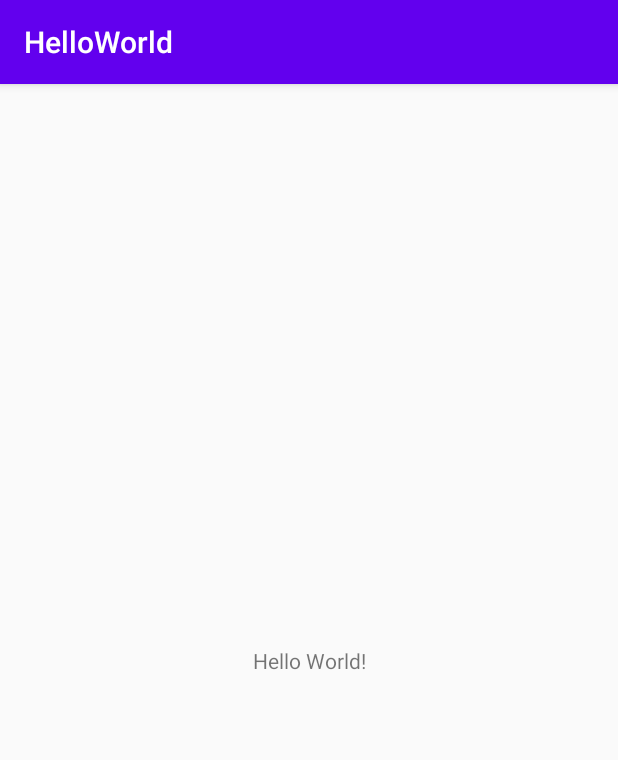
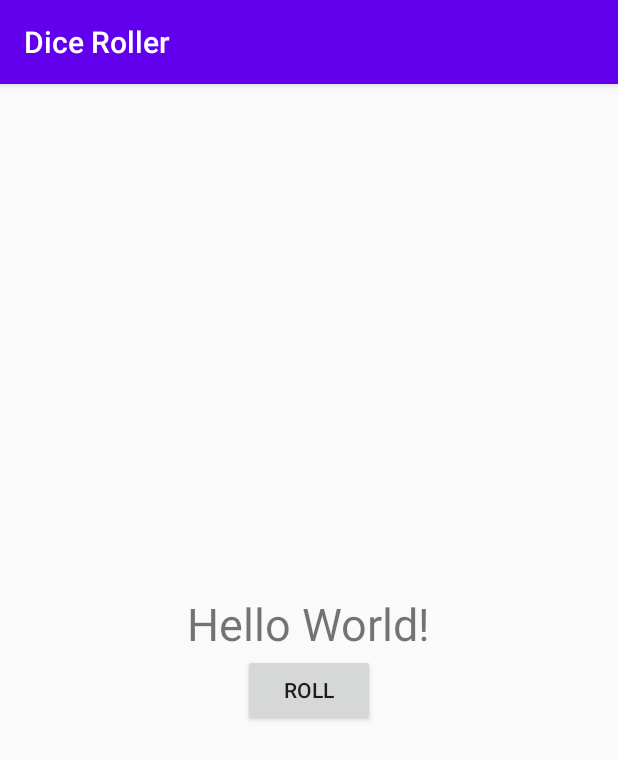
Before and after one commit to MinhoChoi-a/android-practice, an Android app: the screen it shows after launch (MainActivity), on a phone screen of 412 x 824 dp. Shown: the top 760 px of the screen. Run offline under Robolectric (Android 15) with nearby library versions, the light colour scheme and no system bars.

Commit message:
start to make Roll dicer

```diff
--- a/HelloWorld/app/src/main/java/com/example/helloworld/MainActivity.kt
+++ b/HelloWorld/app/src/main/java/com/example/helloworld/MainActivity.kt
@@ -2,10 +2,20 @@ package com.example.helloworld
 
 import androidx.appcompat.app.AppCompatActivity
 import android.os.Bundle
+import android.widget.Button
+import android.widget.Toast
 
 class MainActivity : AppCompatActivity() {
     override fun onCreate(savedInstanceState: Bundle?) {
         super.onCreate(savedInstanceState)
         setContentView(R.layout.activity_main)
+
+        val rollButton: Button = findViewById(R.id.roll_button)
+        rollButton.setOnClickListener { rollDice() }
+    }
+
+    private fun rollDice() {
+        Toast.makeText(this, "button clicked",
+            Toast.LENGTH_SHORT).show()
     }
 }
--- a/HelloWorld/app/src/main/res/layout/activity_main.xml
+++ b/HelloWorld/app/src/main/res/layout/activity_main.xml
@@ -1,18 +1,26 @@
 <?xml version="1.0" encoding="utf-8"?>
-<androidx.constraintlayout.widget.ConstraintLayout xmlns:android="http://schemas.android.com/apk/res/android"
-    xmlns:app="http://schemas.android.com/apk/res-auto"
+
+<LinearLayout
+    xmlns:android="http://schemas.android.com/apk/res/android"
     xmlns:tools="http://schemas.android.com/tools"
     android:layout_width="match_parent"
-    android:layout_height="match_parent"
-    tools:context=".MainActivity">
+    android:layout_height="wrap_content"
+    android:orientation="vertical"
+    android:layout_gravity="center_vertical"
+    tools:context=".MainActivity" >
 
     <TextView
         android:layout_width="wrap_content"
         android:layout_height="wrap_content"
-        android:text="Hello World!"
-        app:layout_constraintBottom_toBottomOf="parent"
-        app:layout_constraintLeft_toLeftOf="parent"
-        app:layout_constraintRight_toRightOf="parent"
-        app:layout_constraintTop_toTopOf="parent" />
+        android:layout_gravity="center_horizontal"
+        android:textSize="30sp"
+        android:text="Hello World!" />
 
-</androidx.constraintlayout.widget.ConstraintLayout>
+    <Button
+        android:id="@+id/roll_button"
+        android:layout_width="wrap_content"
+        android:layout_height="wrap_content"
+        android:layout_gravity="center_horizontal"
+        android:text="@string/roll_label"/>
+
+</LinearLayout>
--- a/HelloWorld/app/src/main/res/values/strings.xml
+++ b/HelloWorld/app/src/main/res/values/strings.xml
@@ -1,3 +1,4 @@
 <resources>
-    <string name="app_name">HelloWorld</string>
+    <string name="app_name">Dice Roller</string>
+    <string name="roll_label">Roll</string>
 </resources>
```
